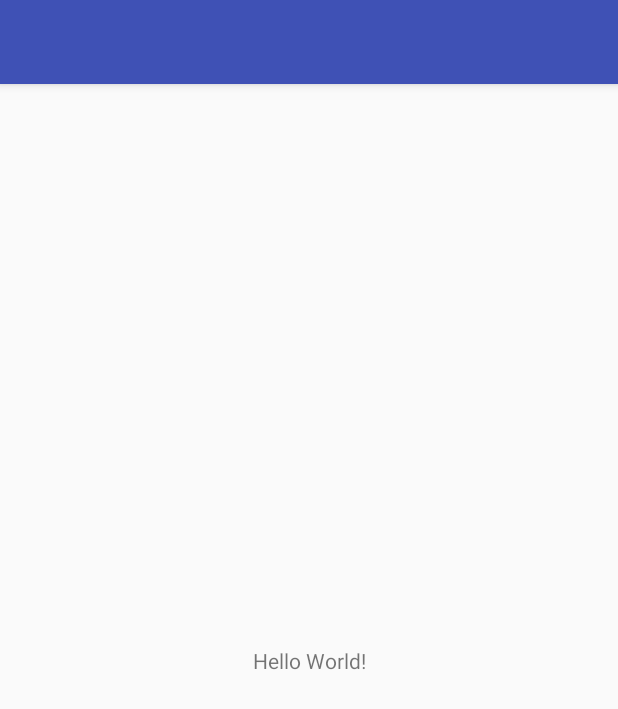
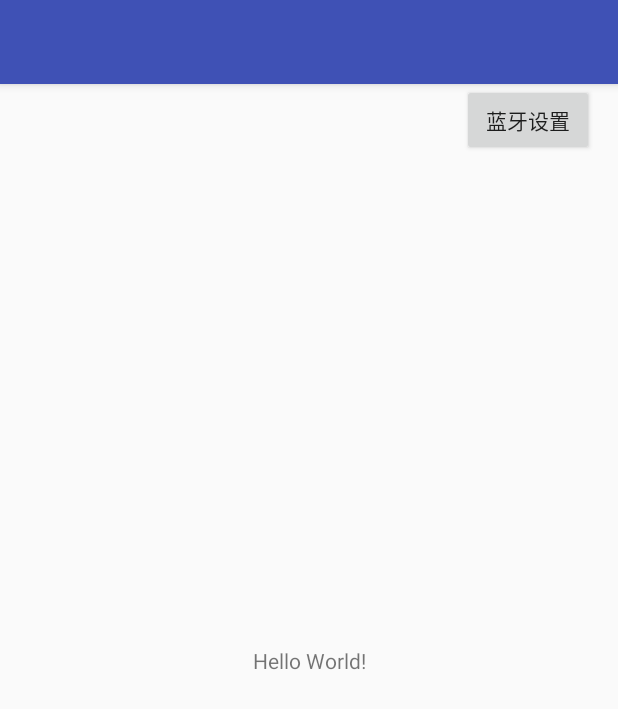
Before and after one commit to lonerlin/SmartWallet, an Android app: the screen it shows after launch (MainActivity), on a phone screen of 412 x 824 dp. Shown: the top 709 px of the screen. Run offline under Robolectric (Android 15) with nearby library versions, the phone set to English and light mode, and no system bars.

Commit message:
add setting button.

```diff
--- a/app/src/main/AndroidManifest.xml
+++ b/app/src/main/AndroidManifest.xml
@@ -16,6 +16,11 @@
                 <category android:name="android.intent.category.LAUNCHER" />
             </intent-filter>
         </activity>
+
+        <service
+            android:name=".BTService"
+            android:enabled="true"
+            android:exported="true"></service>
     </application>
 
 </manifest>
--- a/app/src/main/res/layout/activity_main.xml
+++ b/app/src/main/res/layout/activity_main.xml
@@ -15,4 +15,13 @@
         app:layout_constraintRight_toRightOf="parent"
         app:layout_constraintTop_toTopOf="parent" />
 
+    <Button
+        android:id="@+id/bSetting"
+        android:layout_width="wrap_content"
+        android:layout_height="wrap_content"
+        android:layout_marginRight="16dp"
+        android:text="蓝牙设置"
+        app:layout_constraintRight_toRightOf="parent"
+        tools:layout_editor_absoluteY="0dp" />
+
 </android.support.constraint.ConstraintLayout>
```
